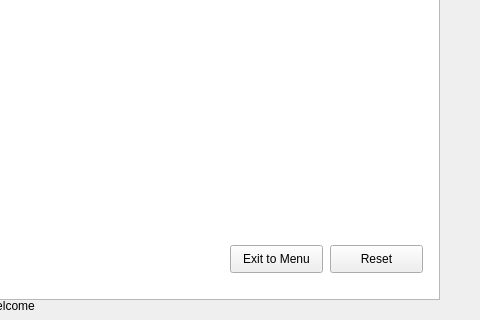
j-weissen/5wins_raspi, file fivewins.ui: the form before one commit; both pictures show x 470 to 950 and y 630 to 950 of the 950 by 950 pixel window.
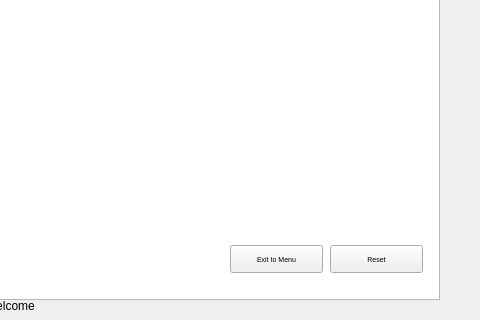
The form after the commit.

```diff
--- a/fivewins.ui
+++ b/fivewins.ui
@@ -76,6 +76,11 @@
      <height>28</height>
     </rect>
    </property>
+   <property name="font">
+    <font>
+     <pointsize>5</pointsize>
+    </font>
+   </property>
    <property name="text">
     <string>Reset</string>
    </property>
@@ -95,6 +100,11 @@
      <verstretch>0</verstretch>
     </sizepolicy>
    </property>
+   <property name="font">
+    <font>
+     <pointsize>5</pointsize>
+    </font>
+   </property>
    <property name="text">
     <string>Exit to Menu</string>
    </property>
```
